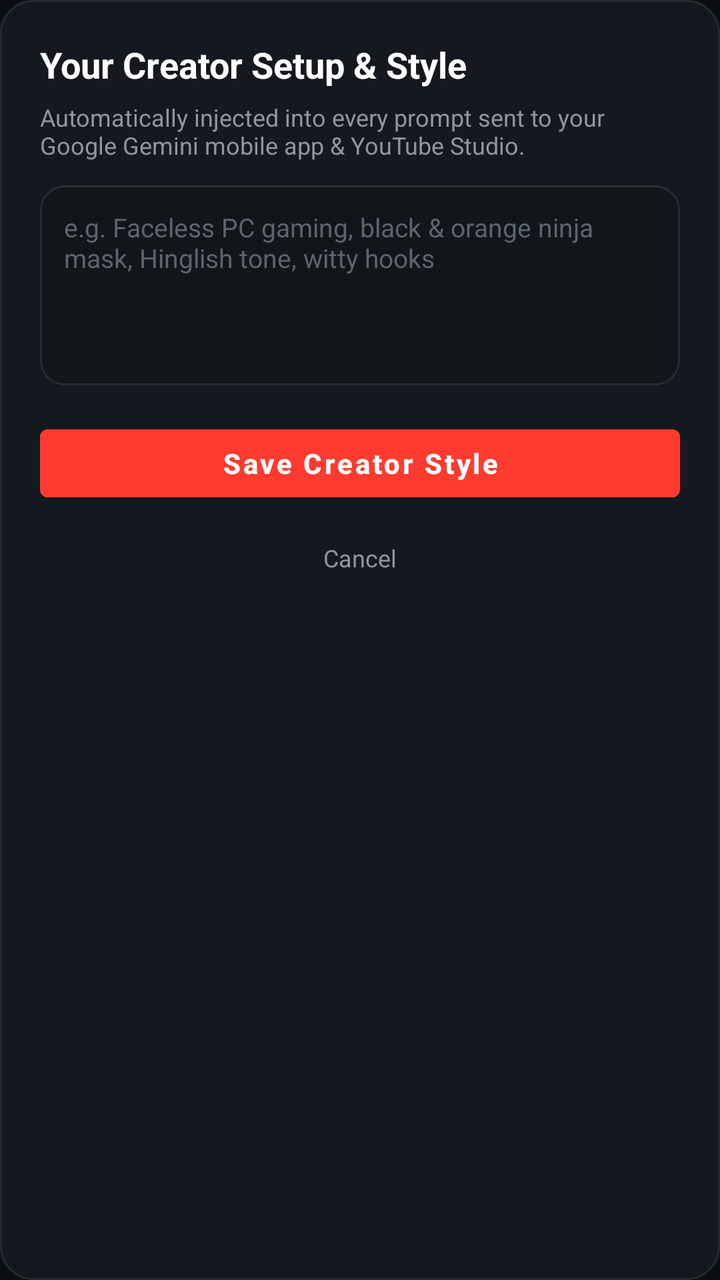
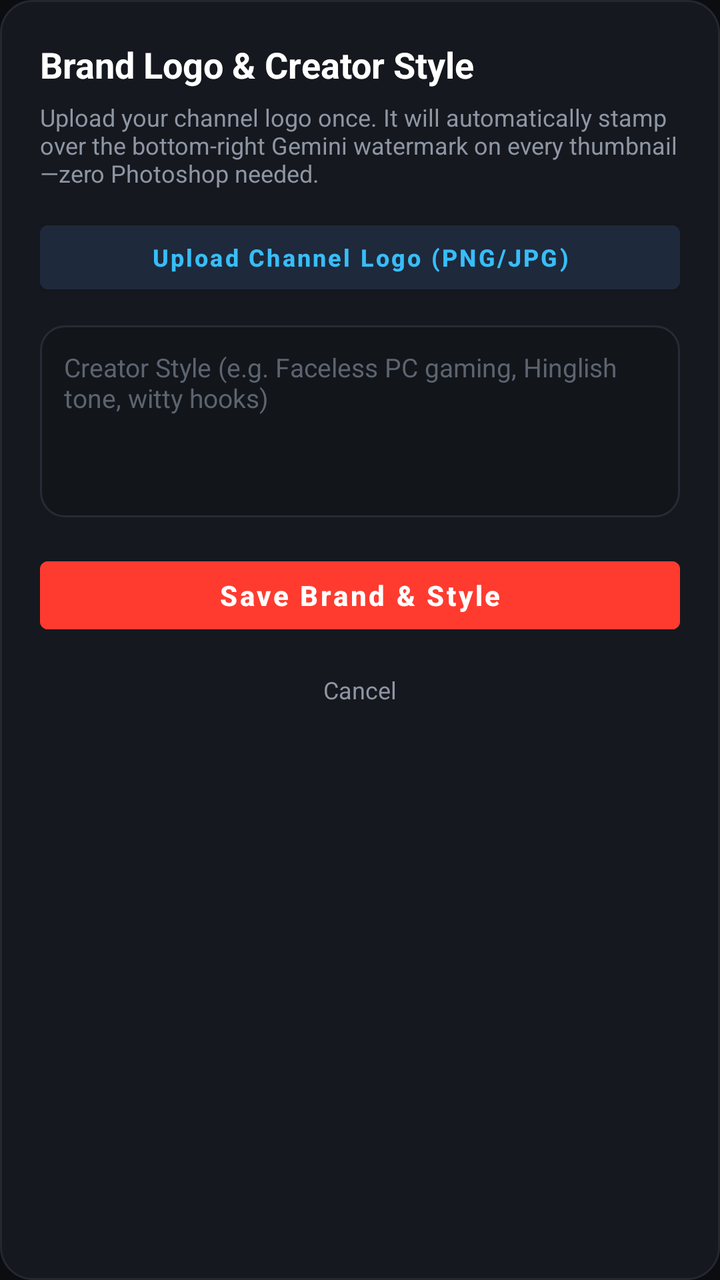

An Android layout rendered at two revisions. The XML below is the earlier revision; the diff shows what the commit changed to produce the second picture.
<!-- AndroidManifest.xml: application theme Theme.SmYtGemini -->
<!-- res/layout/dialog_creator_style.xml -->
<?xml version="1.0" encoding="utf-8"?>
<LinearLayout xmlns:android="http://schemas.android.com/apk/res/android"
    android:layout_width="match_parent"
    android:layout_height="wrap_content"
    android:background="@drawable/bg_surface_card"
    android:orientation="vertical"
    android:padding="20dp">

    <TextView
        android:layout_width="match_parent"
        android:layout_height="wrap_content"
        android:text="Your Creator Setup &amp; Style"
        android:textColor="#FFFFFF"
        android:textSize="18sp"
        android:textStyle="bold" />

    <TextView
        android:layout_width="match_parent"
        android:layout_height="wrap_content"
        android:layout_marginTop="6dp"
        android:text="Automatically injected into every prompt sent to your Google Gemini mobile app &amp; YouTube Studio."
        android:textColor="#8E96A4"
        android:textSize="12sp" />

    <EditText
        android:id="@+id/edtCreatorStyle"
        android:layout_width="match_parent"
        android:layout_height="100dp"
        android:layout_marginTop="12dp"
        android:background="@drawable/bg_input_field"
        android:gravity="top|start"
        android:hint="e.g. Faceless PC gaming, black &amp; orange ninja mask, Hinglish tone, witty hooks"
        android:padding="12dp"
        android:textColor="#FFFFFF"
        android:textColorHint="#5C6470"
        android:textSize="13sp" />

    <Button
        android:id="@+id/btnSaveStyle"
        android:layout_width="match_parent"
        android:layout_height="46dp"
        android:layout_marginTop="16dp"
        android:backgroundTint="#FF3B30"
        android:text="Save Creator Style"
        android:textAllCaps="false"
        android:textColor="#FFFFFF"
        android:textStyle="bold" />

    <TextView
        android:id="@+id/btnCancelStyle"
        android:layout_width="match_parent"
        android:layout_height="wrap_content"
        android:layout_marginTop="8dp"
        android:gravity="center"
        android:padding="8dp"
        android:text="Cancel"
        android:textColor="#8E96A4"
        android:textSize="12sp" />
</LinearLayout>
<!-- resources referenced by this layout -->
<resources>
  <!-- drawable bg_input_field (drawable) -->
  <?xml version="1.0" encoding="utf-8"?>
  <shape xmlns:android="http://schemas.android.com/apk/res/android" android:shape="rectangle">
      <solid android:color="#12151A" />
      <stroke android:width="1dp" android:color="#262C36" />
      <corners android:radius="12dp" />
  </shape>
  <!-- drawable bg_surface_card (drawable) -->
  <?xml version="1.0" encoding="utf-8"?>
  <shape xmlns:android="http://schemas.android.com/apk/res/android" android:shape="rectangle">
      <solid android:color="#15181E" />
      <stroke android:width="1dp" android:color="#232832" />
      <corners android:radius="16dp" />
  </shape>
  <style name="Theme.SmYtGemini" parent="Theme.MaterialComponents.DayNight.NoActionBar">
          <item name="android:statusBarColor">#0B0D10</item>
          <item name="android:navigationBarColor">#0B0D10</item>
          <item name="android:windowBackground">#0B0D10</item>
      </style>
</resources>

<!-- the commit's change to res/layout/dialog_creator_style.xml (unified diff, before → after) -->
@@ -9,7 +9,7 @@
     <TextView
         android:layout_width="match_parent"
         android:layout_height="wrap_content"
-        android:text="Your Creator Setup &amp; Style"
+        android:text="Brand Logo &amp; Creator Style"
         android:textColor="#FFFFFF"
         android:textSize="18sp"
         android:textStyle="bold" />
@@ -18,18 +18,49 @@
         android:layout_width="match_parent"
         android:layout_height="wrap_content"
         android:layout_marginTop="6dp"
-        android:text="Automatically injected into every prompt sent to your Google Gemini mobile app &amp; YouTube Studio."
+        android:text="Upload your channel logo once. It will automatically stamp over the bottom-right Gemini watermark on every thumbnail—zero Photoshop needed."
         android:textColor="#8E96A4"
         android:textSize="12sp" />
+
+    <LinearLayout
+        android:layout_width="match_parent"
+        android:layout_height="wrap_content"
+        android:layout_marginTop="12dp"
+        android:gravity="center_vertical"
+        android:orientation="horizontal">
+
+        <ImageView
+            android:id="@+id/imgBrandLogoPreview"
+            android:layout_width="52dp"
+            android:layout_height="52dp"
+            android:layout_marginEnd="12dp"
+            android:background="@drawable/bg_input_field"
+            android:contentDescription="Brand Logo"
+            android:padding="4dp"
+            android:scaleType="fitCenter"
+            android:visibility="gone" />
+
+        <Button
+            android:id="@+id/btnPickBrandLogo"
+            android:layout_width="0dp"
+            android:layout_height="44dp"
+            android:layout_weight="1"
+            android:backgroundTint="#1E293B"
+            android:text="Upload Channel Logo (PNG/JPG)"
+            android:textAllCaps="false"
+            android:textColor="#38BDF8"
+            android:textSize="12sp"
+            android:textStyle="bold" />
+    </LinearLayout>
 
     <EditText
         android:id="@+id/edtCreatorStyle"
         android:layout_width="match_parent"
-        android:layout_height="100dp"
+        android:layout_height="96dp"
         android:layout_marginTop="12dp"
         android:background="@drawable/bg_input_field"
         android:gravity="top|start"
-        android:hint="e.g. Faceless PC gaming, black &amp; orange ninja mask, Hinglish tone, witty hooks"
+        android:hint="Creator Style (e.g. Faceless PC gaming, Hinglish tone, witty hooks)"
         android:padding="12dp"
         android:textColor="#FFFFFF"
         android:textColorHint="#5C6470"
@@ -41,7 +72,7 @@
         android:layout_height="46dp"
         android:layout_marginTop="16dp"
         android:backgroundTint="#FF3B30"
-        android:text="Save Creator Style"
+        android:text="Save Brand &amp; Style"
         android:textAllCaps="false"
         android:textColor="#FFFFFF"
         android:textStyle="bold" />
